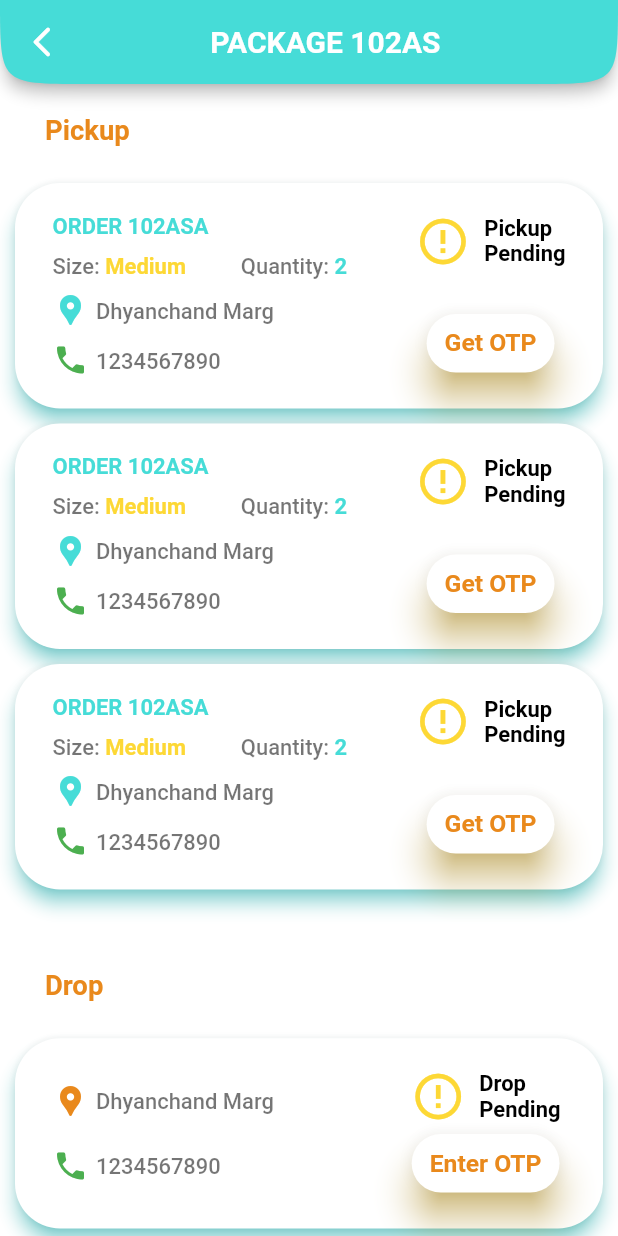
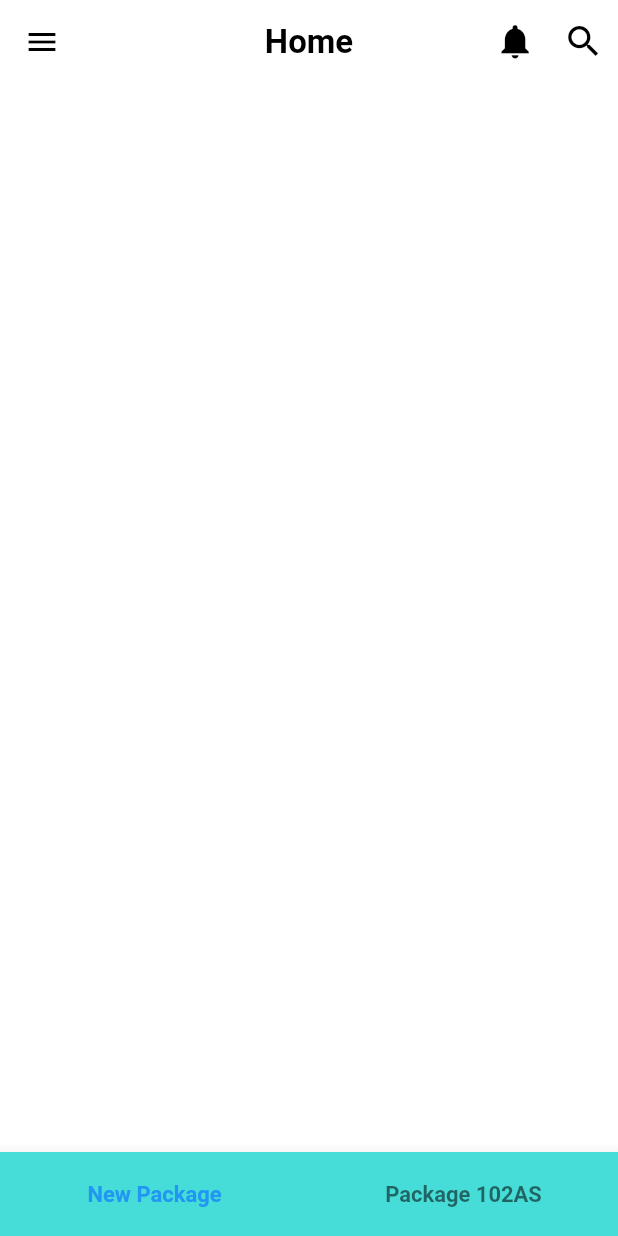
Before and after one commit to nithiink/mussut_demo_version_1, a Flutter app: the screen it shows after launch, on a phone screen of 412 x 824 dp. Run offline on Flutter 3.47's test engine with Material 2 defaults, Android fonts, the phone set to English and light mode, and no system bars; Roboto replaces fonts that are missing (Google Sans).

Commit message:
Prototype - without Home

```diff
--- a/lib/main.dart
+++ b/lib/main.dart
@@ -2,6 +2,9 @@ import 'package:flutter/material.dart';
 import 'package:mussut_demo_version_1/constants.dart';
 import 'package:mussut_demo_version_1/screens/newPackage.dart';
 import 'package:mussut_demo_version_1/screens/package102AS.dart';
+
+import 'screens/dummyHome.dart';
+import 'screens/home.dart';
 
 void main() {
   runApp(MyApp());
@@ -25,7 +28,7 @@ class MyApp extends StatelessWidget {
         accentColor: secondaryColor,
         visualDensity: VisualDensity.adaptivePlatformDensity,
       ),
-      home: Package102AS(),
+      home: DummyHome(),
     );
   }
 }
--- /dev/null
+++ b/lib/screens/dummyHome.dart
@@ -0,0 +1,117 @@
+import 'package:flutter/material.dart';
+import 'package:mussut_demo_version_1/screens/newPackage.dart';
+import 'package:mussut_demo_version_1/screens/package102AS.dart';
+
+import '../constants.dart';
+import '../sizeConfig.dart';
+
+class DummyHome extends StatelessWidget {
+  @override
+  Widget build(BuildContext context) {
+    SizeConfig().init(context);
+    return Scaffold(
+      appBar: AppBar(
+        backgroundColor: Colors.white,
+        elevation: 0,
+        centerTitle: true,
+        title: Text(
+          "Home",
+          style: TextStyle(
+            color: Colors.black,
+            fontSize: getProportionateScreenWidth(24),
+            fontWeight: FontWeight.w600,
+          ),
+        ),
+        actions: [
+          Icon(
+            Icons.notifications,
+            size: getProportionateScreenWidth(30),
+          ),
+          SizedBox(
+            width: getProportionateScreenWidth(20),
+          ),
+          Icon(
+            Icons.search,
+            size: getProportionateScreenWidth(30),
+          ),
+          SizedBox(
+            width: getProportionateScreenWidth(10),
+          ),
+        ],
+      ),
+      body: Body(),
+      drawer: Drawer(
+        child: ListView(
+          padding: EdgeInsets.zero,
+          children: [
+            DrawerHeader(
+              child: Text("Mussut"),
+              decoration: BoxDecoration(color: primaryColor),
+            ),
+            ListTile(
+              title: Text("New Package"),
+              onTap: () {
+                Navigator.push(
+                  context,
+                  MaterialPageRoute(builder: (context) => NewPackage()),
+                );
+              },
+            ),
+            ListTile(
+              title: Text("Package 102AS"),
+              onTap: () {
+                Navigator.push(
+                  context,
+                  MaterialPageRoute(builder: (context) => Package102AS()),
+                );
+              },
+            ),
+            ListTile(
+              title: Text("Drawer Tile 3"),
+              onTap: () {},
+            ),
+          ],
+        ),
+      ),
+      bottomNavigationBar: BottomNavigationBar(
+        backgroundColor: primaryColor,
+        items: [
+          BottomNavigationBarItem(
+            icon: Icon(Icons.new_label),
+            label: "New Package",
+          ),
+          BottomNavigationBarItem(
+            icon: Icon(Icons.add_box),
+            label: "Package 102AS",
+          ),
+        ],
+        selectedIconTheme: IconThemeData(opacity: 0, size: 0),
+        unselectedIconTheme: IconThemeData(opacity: 0, size: 0),
+        selectedLabelStyle: TextStyle(
+          color: primaryColor,
+          fontSize: getProportionateScreenWidth(16),
+          fontWeight: FontWeight.bold,
+        ),
+        unselectedLabelStyle: TextStyle(
+          color: primaryColor,
+          fontSize: getProportionateScreenWidth(16),
+          fontWeight: FontWeight.bold,
+        ),
+      ),
+    );
+  }
+}
+
+class Body extends StatefulWidget {
+  @override
+  _BodyState createState() => _BodyState();
+}
+
+class _BodyState extends State<Body> {
+  @override
+  Widget build(BuildContext context) {
+    return Container(
+      child: Column(),
+    );
+  }
+}
--- a/lib/screens/package102AS.dart
+++ b/lib/screens/package102AS.dart
@@ -9,19 +9,21 @@ class Package102AS extends StatelessWidget {
     SizeConfig().init(context);
     return Scaffold(
       appBar: AppBar(
+        toolbarHeight: getProportionateScreenHeight(60),
         leading: IconButton(
-          icon: Icon(
-            Icons.arrow_back_ios_new_rounded,
-            color: Colors.white,
-          ),
-          onPressed: () {},
-        ),
+            icon: Icon(
+              Icons.arrow_back_ios_new_rounded,
+              color: Colors.white,
+            ),
+            onPressed: () {
+              Navigator.pop(context);
+            }),
         shape: ContinuousRectangleBorder(
           borderRadius: BorderRadius.vertical(
             bottom: Radius.circular(60),
           ),
         ),
-        titleSpacing: getProportionateScreenWidth(92),
+        centerTitle: true,
         title: Text(
           "PACKAGE 102AS",
           style: TextStyle(
--- a/pubspec.yaml
+++ b/pubspec.yaml
@@ -45,8 +45,9 @@ flutter:
   uses-material-design: true
 
   # To add assets to your application, add an assets section, like this:
-  # assets:
-  #   - images/a_dot_burr.jpeg
+  assets:
+    - assets/images/ProfilePic.jpg
+
   #   - images/a_dot_ham.jpeg
 
   # An image asset can refer to one or more resolution-specific "variants", see
```
Also changed, not shown: lib/screens/home.dart (added, +135 -0 lines), lib/screens/newPackage.dart (+15 -7 lines), assets/images/ProfilePic.jpg (added).
